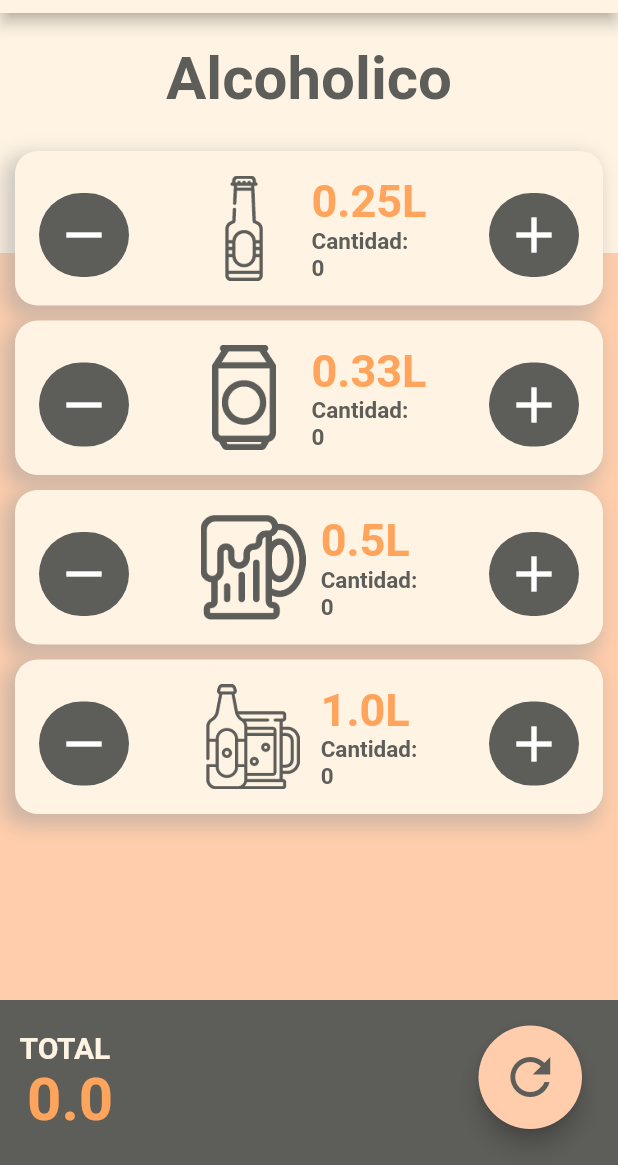
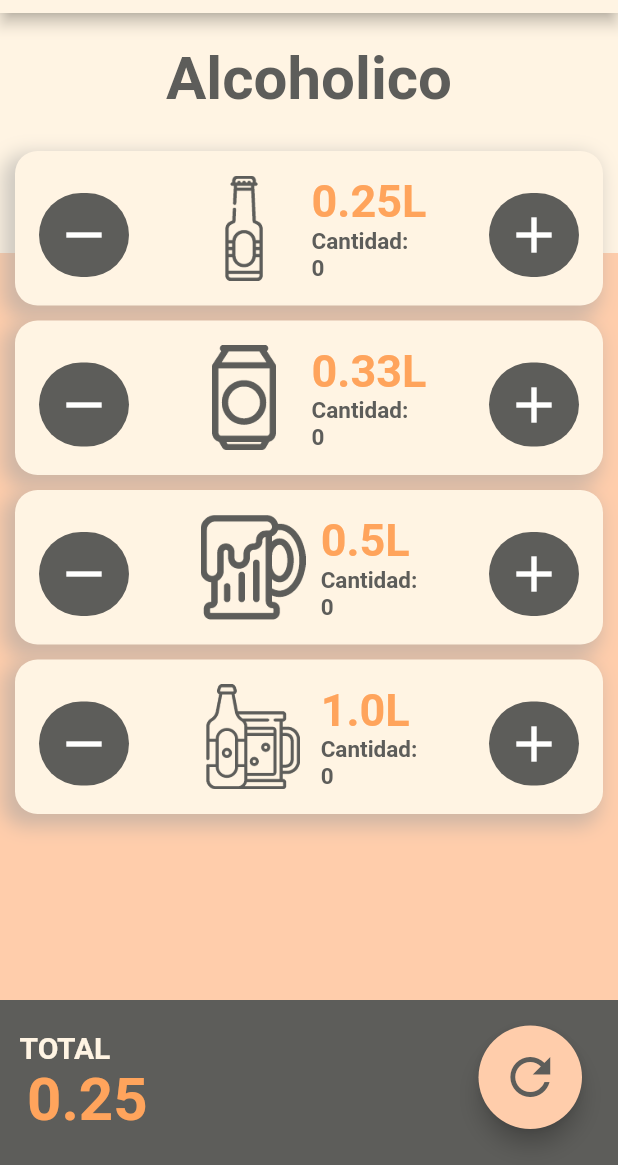
Before and after one commit to SergioMorenoAntequera/HangoverCalculator, a Flutter app: the screen it shows after launch, after a tap on the "add" icon, after a tap on the "refresh" icon, on a phone screen of 412 x 824 dp, the part 71-1236 px from its top. Run offline on Flutter 3.47's test engine with Material 2 defaults, Android fonts, the phone set to English and light mode, and no system bars; Roboto replaces fonts that are missing (Hind).

Commit message:
Sharing data but now showing

```diff
--- a/lib/models/Beer.dart
+++ b/lib/models/Beer.dart
@@ -1,27 +1,22 @@
 import 'package:flutter/material.dart';
 import 'package:flutter/cupertino.dart';
-import '../screens/mainPage.dart';
 
 class Beer {
   double cuantity;
   int amount;
   double price;
   String image;
-  double totalAmount;
+  Map totalCuantity;
 
-  Beer(this.cuantity, this.amount, this.price, this.image, this.totalAmount);
+  Beer(this.cuantity, this.amount, this.price, this.image, this.totalCuantity);
 
   //////////////////////////////////////
   // Add and remove beer from the amount
   addBeerAmount(int amountToAdd) {
     this.amount += amountToAdd;
     // Here we update it
-    this.totalAmount += this.cuantity * amountToAdd;
-    print("Adding to beer " +
-        this.cuantity.toString() +
-        " // " +
-        amountToAdd.toString());
-    print("Total:" + this.totalAmount.toString());
+    totalCuantity['value'] += amountToAdd * cuantity;
+    print(totalCuantity['value']);
   }
 
   removeBeerAmount(int amountToRemove) {
--- a/lib/screens/mainPage.dart
+++ b/lib/screens/mainPage.dart
@@ -18,11 +18,14 @@ class _MainPageState extends State<MainPage> {
   int amount100 = 0;
   double _totalDrinks = 0;
 
-  static double totalAmount = 0;
-  Beer beer025 = new Beer(0.25, 0, 1, "025", totalAmount);
-  Beer beer033 = new Beer(0.33, 0, 1, "033", totalAmount);
-  Beer beer050 = new Beer(0.50, 0, 1, "050", totalAmount);
-  Beer beer100 = new Beer(1.00, 0, 1, "100", totalAmount);
+  // static double totalAmount = 0;
+  // We need to pass a map to use it as a
+  static Map<String, double> totalCuantity = {'value': 0};
+
+  Beer beer025 = new Beer(0.25, 0, 1, "025", totalCuantity);
+  Beer beer033 = new Beer(0.33, 0, 1, "033", totalCuantity);
+  Beer beer050 = new Beer(0.50, 0, 1, "050", totalCuantity);
+  Beer beer100 = new Beer(1.00, 0, 1, "100", totalCuantity);
 
   @override
   Widget build(BuildContext context) {
@@ -157,7 +160,7 @@ class _MainPageState extends State<MainPage> {
                         Container(
                           padding: EdgeInsets.only(left: 5),
                           child: Text(
-                            "$totalAmount",
+                            "${totalCuantity['value']}",
                             style: TextStyle(
                               fontSize: 40,
                               color: Theme.of(context).accentColor,
@@ -238,12 +241,12 @@ class _MainPageState extends State<MainPage> {
   resetDrinks() {
     setState(() {
       _totalDrinks = 0;
-      totalAmount = 0;
+      // totalAmount['value'] = 0;
       beer025.amount = 0;
       beer033.amount = 0;
       beer050.amount = 0;
       beer100.amount = 0;
-      beer025.totalAmount = 0;
+      // beer025.totalAmount = 0;
       amount025 = 0;
       amount033 = 0;
       amount050 = 0;
```
